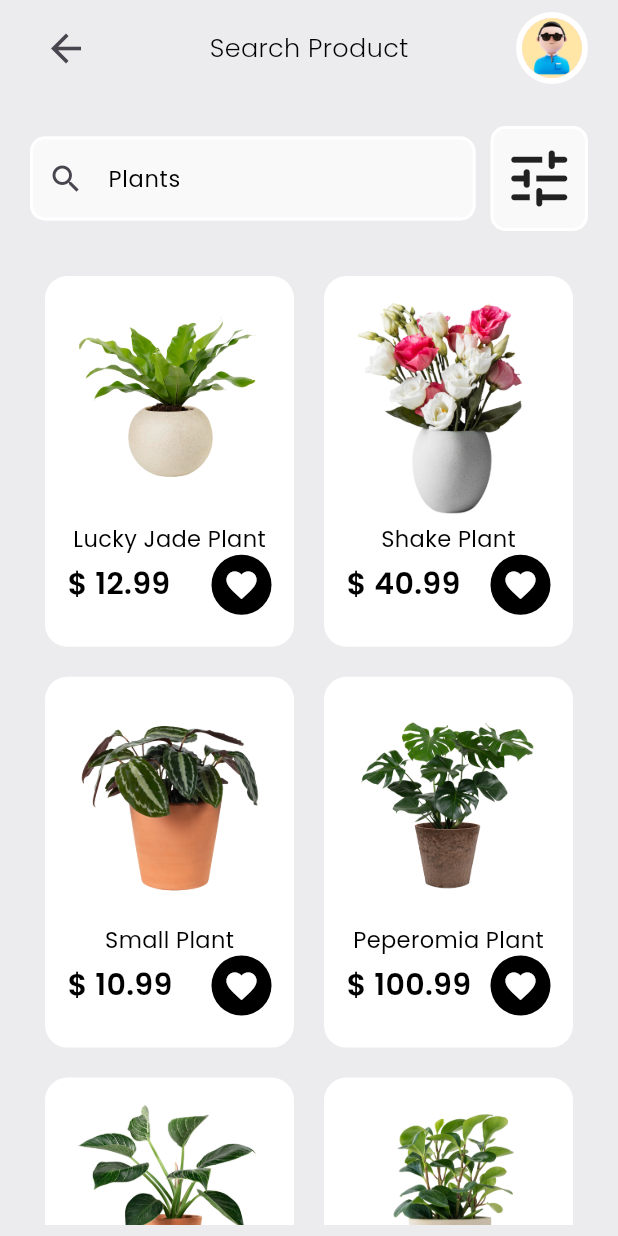
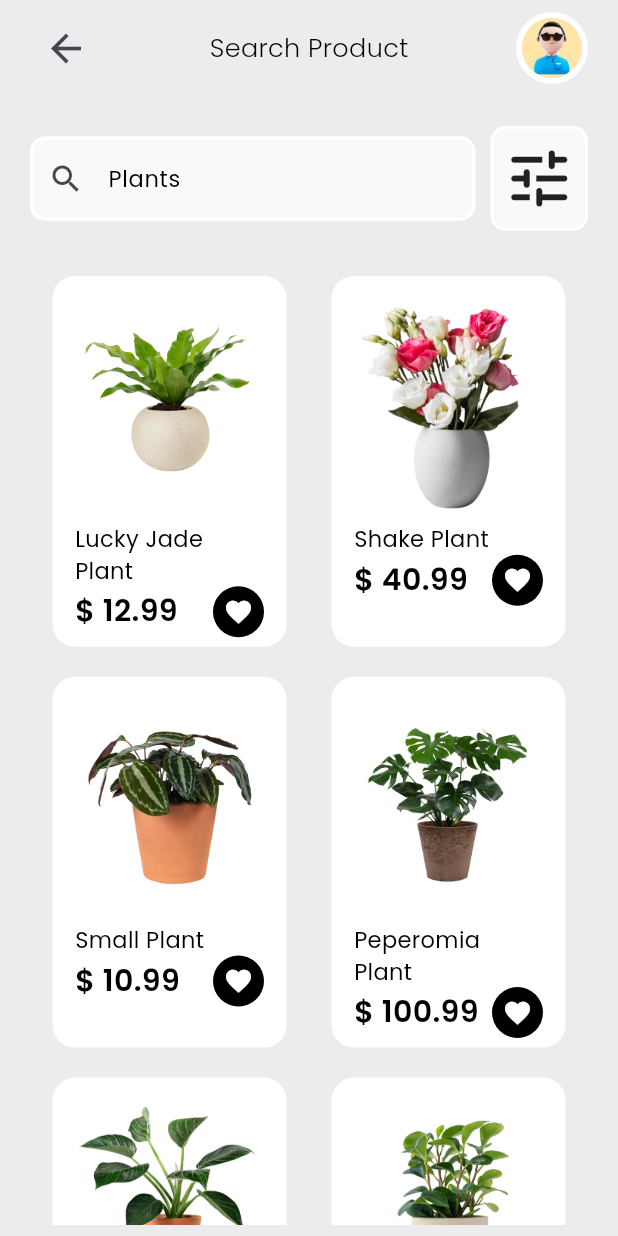
Before and after one commit to shalomahoble/ui_challenge, a Flutter app: the Home screen opened directly, on a phone screen of 412 x 824 dp. Run offline on Flutter 3.47's test engine with Material 2 defaults, Android fonts, the phone set to English and light mode, and no system bars; our stand-ins replace google_fonts, smooth_page_indicator.

Commit message:
redesign card

```diff
--- a/lib/components/product_ard.dart
+++ b/lib/components/product_ard.dart
@@ -29,7 +29,7 @@ class ProductCard extends StatelessWidget {
     return GestureDetector(
       onTap: () => goToDetailSreen(),
       child: Container(
-        margin: const EdgeInsets.symmetric(horizontal: 10, vertical: 10),
+        margin: const EdgeInsets.symmetric(horizontal: 15, vertical: 10),
         padding: const EdgeInsets.symmetric(horizontal: 15),
         height: SizeConfig.blockHorizontal! * 60,
         decoration: BoxDecoration(
@@ -37,6 +37,7 @@ class ProductCard extends StatelessWidget {
           borderRadius: BorderRadius.circular(15),
         ),
         child: Column(
+          crossAxisAlignment: CrossAxisAlignment.start,
           children: [
             Image.asset(
               product.image,
@@ -48,10 +49,12 @@ class ProductCard extends StatelessWidget {
               children: [
                 Text("\$ ${product.price}", style: priceStyle),
                 const CircleAvatar(
+                  radius: 17,
                   backgroundColor: Colors.black,
                   child: Icon(
                     Icons.favorite,
                     color: Colors.white,
+                    size: 20,
                   ),
                 )
               ],
```
